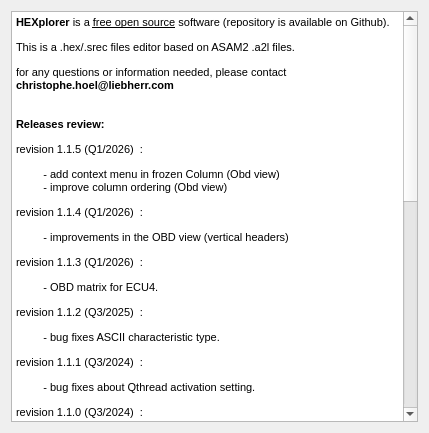
The window that installer/packages/com.adhoc2.hexplorer/meta/page.ui (adhoc2/HEXplorer) describes before a commit, drawn with Qt 5.
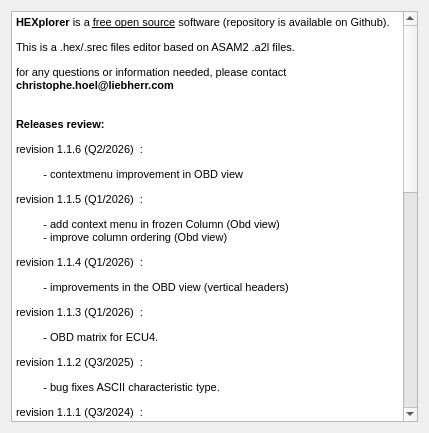
The same window after the commit.

Commit message: frozencol obd view + remove QtDataVisualisation

```diff
--- a/installer/packages/com.adhoc2.hexplorer/meta/page.ui
+++ b/installer/packages/com.adhoc2.hexplorer/meta/page.ui
@@ -28,6 +28,8 @@
 &lt;p style=&quot; margin-top:12px; margin-bottom:12px; margin-left:0px; margin-right:0px; -qt-block-indent:0; text-indent:0px;&quot;&gt;&lt;span style=&quot; font-family:'MS Shell Dlg 2'; font-size:8.25pt;&quot;&gt;This is a .hex/.srec files editor based on ASAM2 .a2l files.&lt;/span&gt;&lt;/p&gt;
 &lt;p style=&quot; margin-top:12px; margin-bottom:12px; margin-left:0px; margin-right:0px; -qt-block-indent:0; text-indent:0px;&quot;&gt;&lt;span style=&quot; font-family:'MS Shell Dlg 2'; font-size:8.25pt;&quot;&gt;for any questions or information needed, please contact &lt;/span&gt;&lt;span style=&quot; font-family:'MS Shell Dlg 2'; font-size:8.25pt; font-weight:600;&quot;&gt;christophe.hoel@liebherr.com&lt;/span&gt;&lt;span style=&quot; font-family:'MS Shell Dlg 2'; font-size:8.25pt;&quot;&gt;&lt;br /&gt;&lt;/span&gt;&lt;/p&gt;
 &lt;p style=&quot; margin-top:12px; margin-bottom:12px; margin-left:0px; margin-right:0px; -qt-block-indent:0; text-indent:0px;&quot;&gt;&lt;span style=&quot; font-family:'MS Shell Dlg 2'; font-size:8.25pt; font-weight:600;&quot;&gt;Releases review:&lt;/span&gt;&lt;/p&gt;
+&lt;p style=&quot; margin-top:12px; margin-bottom:12px; margin-left:0px; margin-right:0px; -qt-block-indent:0; text-indent:0px;&quot;&gt;&lt;span style=&quot; font-family:'MS Shell Dlg 2'; font-size:8pt;&quot;&gt;revision&lt;/span&gt;&lt;span style=&quot; font-family:'MS Shell Dlg 2'; font-size:8pt; color:#c0c0c0;&quot;&gt; &lt;/span&gt;&lt;span style=&quot; font-family:'MS Shell Dlg 2'; font-size:8pt; color:#000000;&quot;&gt;1.1.6 &lt;/span&gt;&lt;span style=&quot; font-family:'MS Shell Dlg 2'; font-size:8pt;&quot;&gt;(Q2/2026) &lt;/span&gt;&lt;span style=&quot; font-family:'MS Shell Dlg 2'; font-size:8pt; color:#c0c0c0;&quot;&gt; &lt;/span&gt;&lt;span style=&quot; font-family:'MS Shell Dlg 2'; font-size:8pt;&quot;&gt;:&lt;/span&gt;&lt;/p&gt;
+&lt;p style=&quot; margin-top:12px; margin-bottom:12px; margin-left:0px; margin-right:0px; -qt-block-indent:0; text-indent:0px;&quot;&gt;&lt;span style=&quot; font-family:'MS Shell Dlg 2'; font-size:8pt;&quot;&gt;         - contextmenu improvement in OBD view&lt;/span&gt;&lt;/p&gt;
 &lt;p style=&quot; margin-top:12px; margin-bottom:12px; margin-left:0px; margin-right:0px; -qt-block-indent:0; text-indent:0px;&quot;&gt;&lt;span style=&quot; font-family:'MS Shell Dlg 2'; font-size:8pt;&quot;&gt;revision&lt;/span&gt;&lt;span style=&quot; font-family:'MS Shell Dlg 2'; font-size:8pt; color:#c0c0c0;&quot;&gt; &lt;/span&gt;&lt;span style=&quot; font-family:'MS Shell Dlg 2'; font-size:8pt; color:#000000;&quot;&gt;1.1.5 &lt;/span&gt;&lt;span style=&quot; font-family:'MS Shell Dlg 2'; font-size:8pt;&quot;&gt;(Q1/2026) &lt;/span&gt;&lt;span style=&quot; font-family:'MS Shell Dlg 2'; font-size:8pt; color:#c0c0c0;&quot;&gt; &lt;/span&gt;&lt;span style=&quot; font-family:'MS Shell Dlg 2'; font-size:8pt;&quot;&gt;:&lt;/span&gt;&lt;/p&gt;
 &lt;p style=&quot; margin-top:12px; margin-bottom:12px; margin-left:0px; margin-right:0px; -qt-block-indent:0; text-indent:0px;&quot;&gt;&lt;span style=&quot; font-family:'MS Shell Dlg 2'; font-size:8pt;&quot;&gt;         - add context menu in frozen Column (Obd view)&lt;br /&gt;         - improve column ordering (Obd view)	&lt;/span&gt;&lt;/p&gt;
 &lt;p style=&quot; margin-top:12px; margin-bottom:12px; margin-left:0px; margin-right:0px; -qt-block-indent:0; text-indent:0px;&quot;&gt;&lt;span style=&quot; font-family:'MS Shell Dlg 2'; font-size:8pt;&quot;&gt;revision&lt;/span&gt;&lt;span style=&quot; font-family:'MS Shell Dlg 2'; font-size:8pt; color:#c0c0c0;&quot;&gt; &lt;/span&gt;&lt;span style=&quot; font-family:'MS Shell Dlg 2'; font-size:8pt; color:#000000;&quot;&gt;1.1.4 &lt;/span&gt;&lt;span style=&quot; font-family:'MS Shell Dlg 2'; font-size:8pt;&quot;&gt;(Q1/2026) &lt;/span&gt;&lt;span style=&quot; font-family:'MS Shell Dlg 2'; font-size:8pt; color:#c0c0c0;&quot;&gt; &lt;/span&gt;&lt;span style=&quot; font-family:'MS Shell Dlg 2'; font-size:8pt;&quot;&gt;:&lt;/span&gt;&lt;/p&gt;
```
The commit also changes 14 other files.
